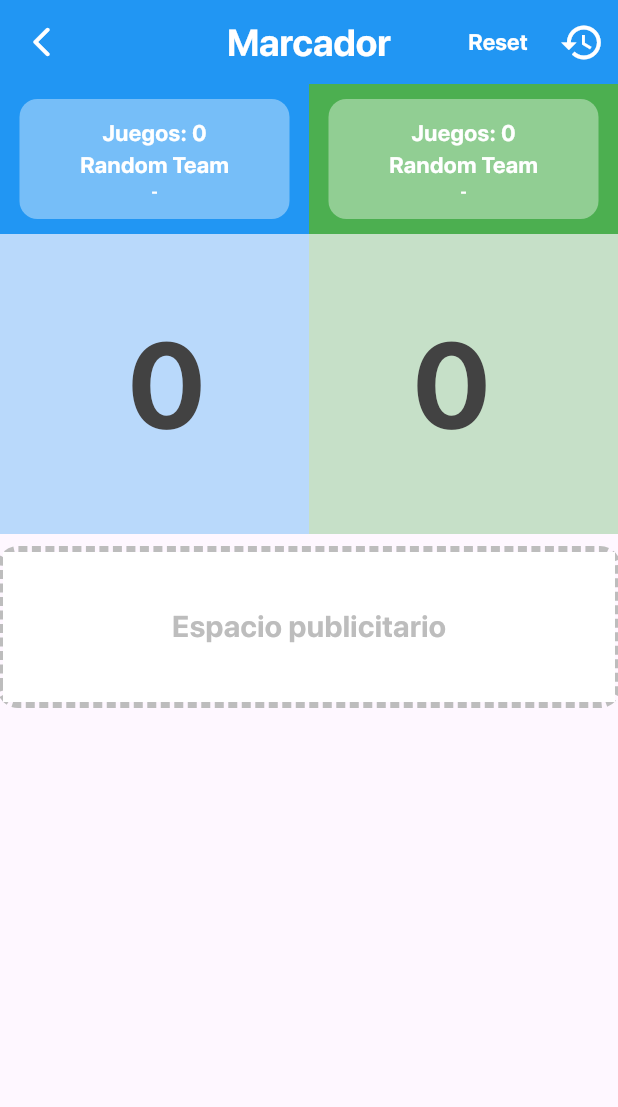
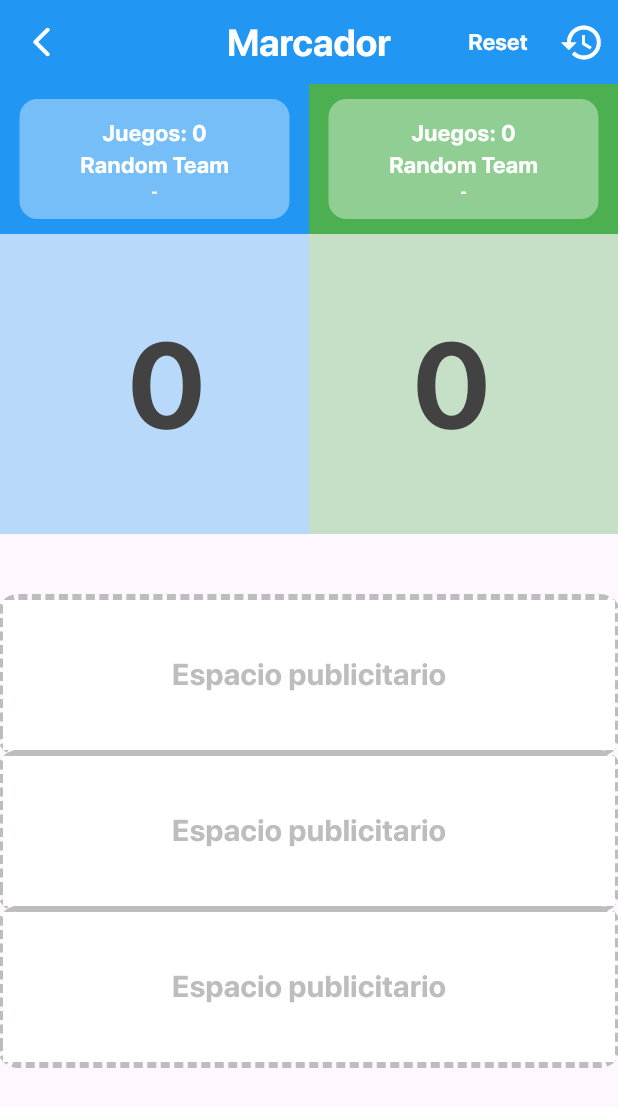
Before and after one commit to Whadyjm/padelfever, a Flutter app: the MatchScreen screen opened directly with empty values, on a phone screen of 412 x 824 dp. Shown: the top 1107 px of the screen. Run offline on Flutter 3.47's test engine with Material 3 defaults, Android fonts, the phone set to English and light mode, and no system bars; drawn by our look-alikes of dotted_border; our stand-ins replace animate_do, confetti, flutter_colorpicker; project files that could hold a hidden picture were left out.

Commit message:
mas espacios para publicidad

```diff
--- a/lib/screens/match_screen.dart
+++ b/lib/screens/match_screen.dart
@@ -324,8 +324,6 @@ class _MatchScreenState extends State<MatchScreen> {
                     ),
                   ],
                 ),
-                const SizedBox(height: 10,),
-                PublicidadWidget(),
                 // Indicador de tie-break (si aplica)
                 Padding(
                   padding: const EdgeInsets.all(16),
@@ -341,6 +339,10 @@ class _MatchScreenState extends State<MatchScreen> {
                     ],
                   ),
                 ),
+                const SizedBox(height: 10,),
+                PublicidadWidget(),
+                PublicidadWidget(),
+                PublicidadWidget(),
               ],
             ),
           ),
```
Also changed, not shown: 1 other file.
